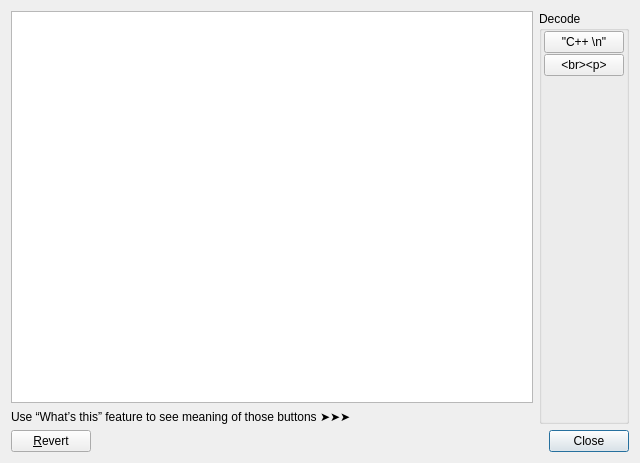
Before: the Qt Designer form UTranslator/FmDecoder.ui in Mercury13/utranslator, drawn with Qt 5.
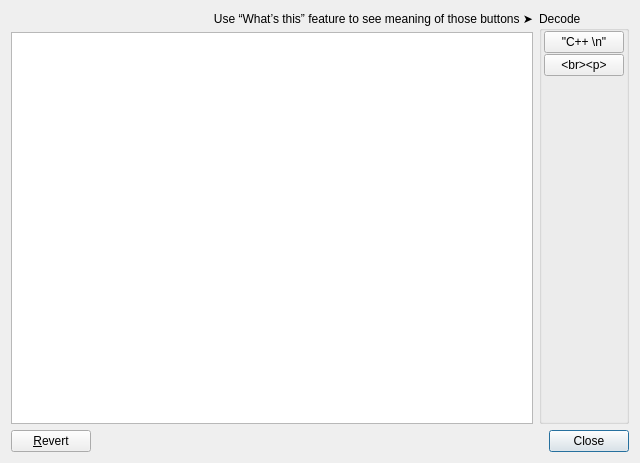
After: the same form once the commit is applied.

Commit message: Wrote and unit-tested code decoder

```diff
--- a/UTranslator/FmDecoder.ui
+++ b/UTranslator/FmDecoder.ui
@@ -18,13 +18,20 @@
     <layout class="QHBoxLayout" name="horizontalLayout" stretch="1,0">
      <item>
       <layout class="QVBoxLayout" name="verticalLayout_2">
-       <item>
-        <widget class="QPlainTextEdit" name="memo"/>
-       </item>
        <item>
         <widget class="QLabel" name="lbDescription">
          <property name="text">
-          <string>Use “What’s this” feature to see meaning of those buttons ➤➤➤</string>
+          <string>Use “What’s this” feature to see meaning of those buttons ➤</string>
+         </property>
+         <property name="alignment">
+          <set>Qt::AlignRight|Qt::AlignTrailing|Qt::AlignVCenter</set>
+         </property>
+        </widget>
+       </item>
+       <item>
+        <widget class="QPlainTextEdit" name="memo">
+         <property name="whatsThis">
+          <string>Type or paste text here</string>
          </property>
         </widget>
        </item>
```
The commit also changes 4 other files.
